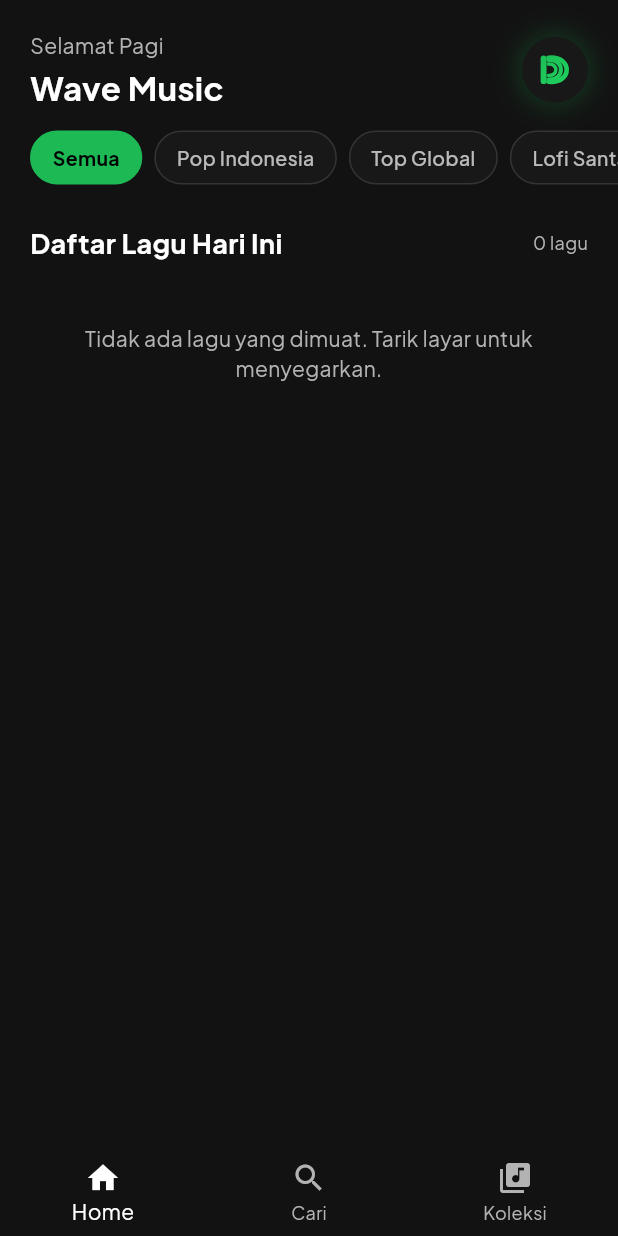
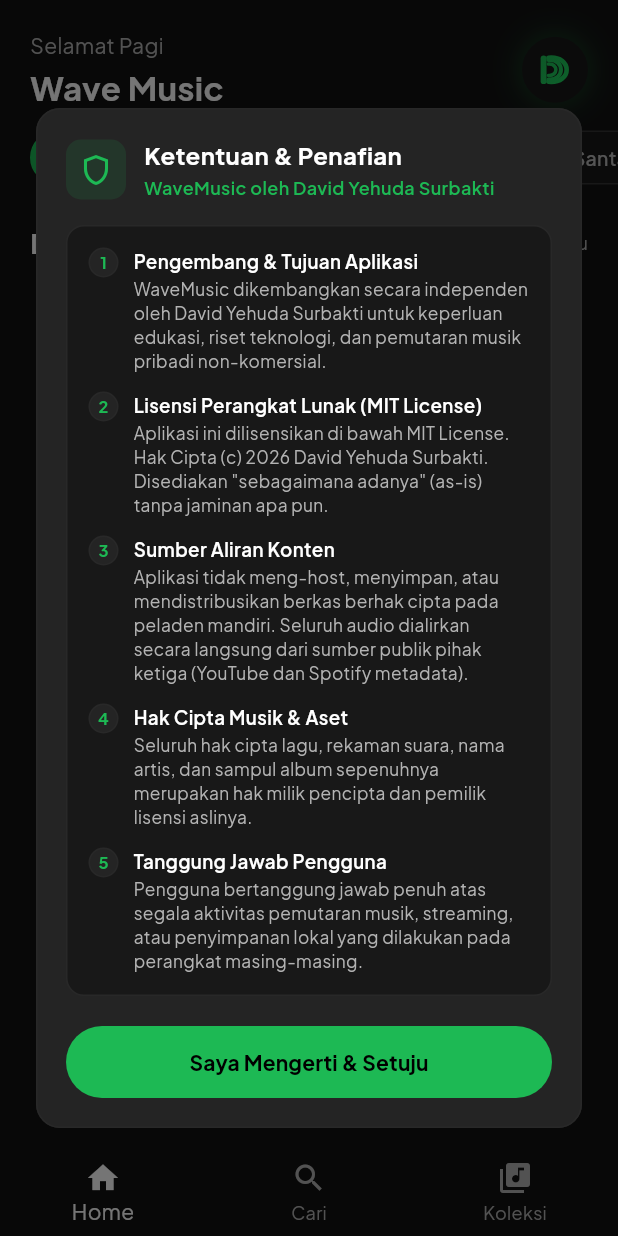
Before and after one commit to yehudaaadev/spofree, a Flutter app: the screen it shows after launch, on a phone screen of 412 x 824 dp. Run offline on Flutter 3.47's test engine with Material 3 defaults, Android fonts, the phone set to English and light mode, and no system bars; our stand-ins replace cached_network_image, dio, google_fonts, just_audio, just_audio_background, palette_generator and 1 more; missing offline and left inert: audio_session, youtube_explode_dart; network calls fail.

Commit message:
release: v1.0.4 (Build 5) - first-launch terms disclaimer dialog and developer attribution

```diff
--- a/lib/screens/main_screen.dart
+++ b/lib/screens/main_screen.dart
@@ -7,6 +7,7 @@ import '../providers/player_provider.dart';
 import '../services/update_service.dart';
 import '../theme/app_theme.dart';
 import '../widgets/mini_player.dart';
+import '../widgets/terms_dialog.dart';
 import 'home_tab.dart';
 import 'library_tab.dart';
 import 'search_tab.dart';
@@ -33,6 +34,11 @@ class _MainScreenState extends State<MainScreen> {
   @override
   void initState() {
     super.initState();
+    WidgetsBinding.instance.addPostFrameCallback((_) {
+      if (mounted) {
+        TermsDisclaimerDialog.checkAndShow(context);
+      }
+    });
     _checkUpdate();
   }
 
--- a/lib/services/update_service.dart
+++ b/lib/services/update_service.dart
@@ -32,8 +32,8 @@ class UpdateService {
   UpdateService._();
   static final UpdateService instance = UpdateService._();
 
-  static const int currentVersionCode = 4;
-  static const String currentVersionName = '1.0.3';
+  static const int currentVersionCode = 5;
+  static const String currentVersionName = '1.0.4';
 
   static const MethodChannel _channel =
       MethodChannel('com.david.spotify_pribadi/storage');
--- /dev/null
+++ b/lib/widgets/terms_dialog.dart
@@ -0,0 +1,241 @@
+import 'package:flutter/material.dart';
+import 'package:google_fonts/google_fonts.dart';
+import 'package:shared_preferences/shared_preferences.dart';
+import '../theme/app_theme.dart';
+
+class TermsDisclaimerDialog extends StatelessWidget {
+  static const String prefKey = 'has_accepted_terms_v1';
+
+  const TermsDisclaimerDialog({super.key});
+
+  /// Menampilkan dialog ketentuan jika pengguna belum pernah menyetujuinya.
+  static Future<bool> checkAndShow(BuildContext context) async {
+    final prefs = await SharedPreferences.getInstance();
+    final hasAccepted = prefs.getBool(prefKey) ?? false;
+    if (hasAccepted) return true;
+
+    if (!context.mounted) return false;
+
+    final result = await showDialog<bool>(
+      context: context,
+      barrierDismissible: false,
+      builder: (ctx) => const TermsDisclaimerDialog(),
+    );
+
+    return result ?? false;
+  }
+
+  Future<void> _handleAccept(BuildContext context) async {
+    final prefs = await SharedPreferences.getInstance();
+    await prefs.setBool(prefKey, true);
+    if (context.mounted) {
+      Navigator.of(context).pop(true);
+    }
+  }
+
+  @override
+  Widget build(BuildContext context) {
+    return PopScope(
+      canPop: false,
+      child: Dialog(
+        backgroundColor: AppTheme.card,
+        surfaceTintColor: Colors.transparent,
+        shape: RoundedRectangleBorder(
+          borderRadius: BorderRadius.circular(16),
+          side: const BorderSide(color: AppTheme.divider),
+        ),
+        insetPadding: const EdgeInsets.symmetric(horizontal: 24, vertical: 32),
+        child: Padding(
+          padding: const EdgeInsets.all(20),
+          child: Column(
+            mainAxisSize: MainAxisSize.min,
+            crossAxisAlignment: CrossAxisAlignment.stretch,
+            children: [
+              Row(
+                children: [
+                  Container(
+                    padding: const EdgeInsets.all(8),
+                    decoration: BoxDecoration(
+                      color: const Color(0x1F1DB954),
+                      borderRadius: BorderRadius.circular(10),
+                    ),
+                    child: const Icon(
+                      Icons.shield_outlined,
+                      color: AppTheme.primaryGreen,
+                      size: 24,
+                    ),
+                  ),
+                  const SizedBox(width: 12),
+                  Expanded(
+                    child: Column(
+                      crossAxisAlignment: CrossAxisAlignment.start,
+                      children: [
+                        Text(
+                          'Ketentuan & Penafian',
+                          style: TextStyle(
+                            fontFamily: GoogleFonts.plusJakartaSans().fontFamily,
+                            color: AppTheme.textPrimary,
+                            fontWeight: FontWeight.bold,
+                            fontSize: 16,
+                          ),
+                        ),
+                        const SizedBox(height: 2),
+                        const Text(
+                          'WaveMusic oleh David Yehuda Surbakti',
+                          style: TextStyle(
+                            color: AppTheme.primaryGreen,
+                            fontWeight: FontWeight.w600,
+                            fontSize: 12,
+                          ),
+                        ),
+                      ],
+                    ),
+                  ),
+                ],
+              ),
+              const SizedBox(height: 16),
+              Flexible(
+                child: Container(
+                  padding: const EdgeInsets.all(14),
+                  decoration: BoxDecoration(
+                    color: AppTheme.surface,
+                    borderRadius: BorderRadius.circular(12),
+                    border: Border.all(color: AppTheme.divider),
+                  ),
+                  child: SingleChildScrollView(
+                    child: Column(
+                      crossAxisAlignment: CrossAxisAlignment.start,
+                      children: const [
+                        _DisclaimerItem(
+                          number: '1',
+                          title: 'Pengembang & Tujuan Aplikasi',
+                          description:
+                              'WaveMusic dikembangkan secara independen oleh David Yehuda Surbakti untuk keperluan edukasi, riset teknologi, dan pemutaran musik pribadi non-komersial.',
+                        ),
+                        SizedBox(height: 12),
+                        _DisclaimerItem(
+                          number: '2',
+                          title: 'Lisensi Perangkat Lunak (MIT License)',
+                          description:
+                              'Aplikasi ini dilisensikan di bawah MIT License. Hak Cipta (c) 2026 David Yehuda Surbakti. Disediakan "sebagaimana adanya" (as-is) tanpa jaminan apa pun.',
+                        ),
+                        SizedBox(height: 12),
+                        _DisclaimerItem(
+                          number: '3',
+                          title: 'Sumber Aliran Konten',
+                          description:
+                              'Aplikasi tidak meng-host, menyimpan, atau mendistribusikan berkas berhak cipta pada peladen mandiri. Seluruh audio dialirkan secara langsung dari sumber publik pihak ketiga (YouTube dan Spotify metadata).',
+                        ),
+                        SizedBox(height: 12),
+                        _DisclaimerItem(
+                          number: '4',
+                          title: 'Hak Cipta Musik & Aset',
+                          description:
+                              'Seluruh hak cipta lagu, rekaman suara, nama artis, dan sampul album sepenuhnya merupakan hak milik pencipta dan pemilik lisensi aslinya.',
+                        ),
+                        SizedBox(height: 12),
+                        _DisclaimerItem(
+                          number: '5',
+                          title: 'Tanggung Jawab Pengguna',
+                          description:
+                              'Pengguna bertanggung jawab penuh atas segala aktivitas pemutaran musik, streaming, atau penyimpanan lokal yang dilakukan pada perangkat masing-masing.',
+                        ),
+                      ],
+                    ),
+                  ),
+                ),
+              ),
+              const SizedBox(height: 20),
+              SizedBox(
+                height: 48,
+                child: ElevatedButton(
+                  style: ElevatedButton.styleFrom(
+                    backgroundColor: AppTheme.primaryGreen,
+                    foregroundColor: Colors.black,
+                    shape: RoundedRectangleBorder(
+                      borderRadius: BorderRadius.circular(24),
+                    ),
+                    elevation: 0,
+                  ),
+                  onPressed: () => _handleAccept(context),
+                  child: Text(
+                    'Saya Mengerti & Setuju',
+                    style: TextStyle(
+                      fontFamily: GoogleFonts.plusJakartaSans().fontFamily,
+                      fontWeight: FontWeight.bold,
+                      fontSize: 14,
+                    ),
+                  ),
+                ),
+              ),
+            ],
+          ),
+        ),
+      ),
+    );
+  }
+}
+
+class _DisclaimerItem extends StatelessWidget {
+  final String number;
+  final String title;
+  final String description;
+
+  const _DisclaimerItem({
+    required this.number,
+    required this.title,
+    required this.description,
+  });
+
+  @override
+  Widget build(BuildContext context) {
+    return Row(
+      crossAxisAlignment: CrossAxisAlignment.start,
+      children: [
+        Container(
+          width: 20,
+          height: 20,
+          alignment: Alignment.center,
+          decoration: BoxDecoration(
+            color: AppTheme.card,
+            borderRadius: BorderRadius.circular(10),
+            border: Border.all(color: AppTheme.divider),
+          ),
+          child: Text(
+            number,
+            style: const TextStyle(
+              color: AppTheme.primaryGreen,
+              fontSize: 11,
+              fontWeight: FontWeight.bold,
+            ),
+          ),
+        ),
+        const SizedBox(width: 10),
+        Expanded(
+          child: Column(
+            crossAxisAlignment: CrossAxisAlignment.start,
+            children: [
+              Text(
+                title,
+                style: const TextStyle(
+                  color: AppTheme.textPrimary,
+                  fontWeight: FontWeight.w600,
+                  fontSize: 12.5,
+                ),
+              ),
+              const SizedBox(height: 2),
+              Text(
+                description,
+                style: const TextStyle(
+                  color: AppTheme.textSecondary,
+                  fontSize: 11.5,
+                  height: 1.35,
+                ),
+              ),
+            ],
+          ),
+        ),
+      ],
+    );
+  }
+}
--- a/pubspec.yaml
+++ b/pubspec.yaml
@@ -16,7 +16,7 @@ publish_to: 'none' # Remove this line if you wish to publish to pub.dev
 # https://developer.apple.com/library/archive/documentation/General/Reference/InfoPlistKeyReference/Articles/CoreFoundationKeys.html
 # In Windows, build-name is used as the major, minor, and patch parts
 # of the product and file versions while build-number is used as the build suffix.
-version: 1.0.3+4
+version: 1.0.4+5
 
 environment:
   sdk: ^3.13.5
--- a/version.json
+++ b/version.json
@@ -1,6 +1,6 @@
 {
-  "versionCode": 4,
-  "versionName": "1.0.3",
-  "releaseNotes": "Peningkatan performa instan stream YouTube, perbaikan pencarian lagu, penanganan pemutaran stabil tanpa terputus, dan pemindai audio lokal asinkron.",
+  "versionCode": 5,
+  "versionName": "1.0.4",
+  "releaseNotes": "Dialog penafian ketentuan & hak cipta peluncuran pertama, identitas pengembang David Yehuda Surbakti, dan atribusi lisensi MIT.",
   "downloadUrl": "https://gitlab.com/davidyehudaaa/spotify-gratis/-/raw/main/apk/WaveMusic.apk?inline=false"
 }
```
Also changed, not shown: 4 other files.
